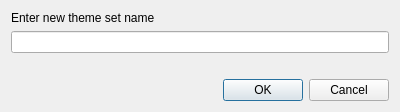
First picture: the form in tweak/theming_to_tweak.ui, repository MX-Linux/mx-tweak, before the edit.
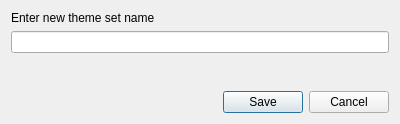
Second picture: the form after the edit.

Commit message: revise ok button to save on theme save dialog

The edit to the form file:
```diff
--- a/tweak/theming_to_tweak.ui
+++ b/tweak/theming_to_tweak.ui
@@ -7,7 +7,7 @@
     <x>0</x>
     <y>0</y>
     <width>400</width>
-    <height>112</height>
+    <height>124</height>
    </rect>
   </property>
   <property name="windowTitle">
@@ -43,7 +43,7 @@
       <enum>Qt::Horizontal</enum>
      </property>
      <property name="standardButtons">
-      <set>QDialogButtonBox::Cancel|QDialogButtonBox::Ok</set>
+      <set>QDialogButtonBox::Cancel|QDialogButtonBox::Save</set>
      </property>
     </widget>
    </item>
```
